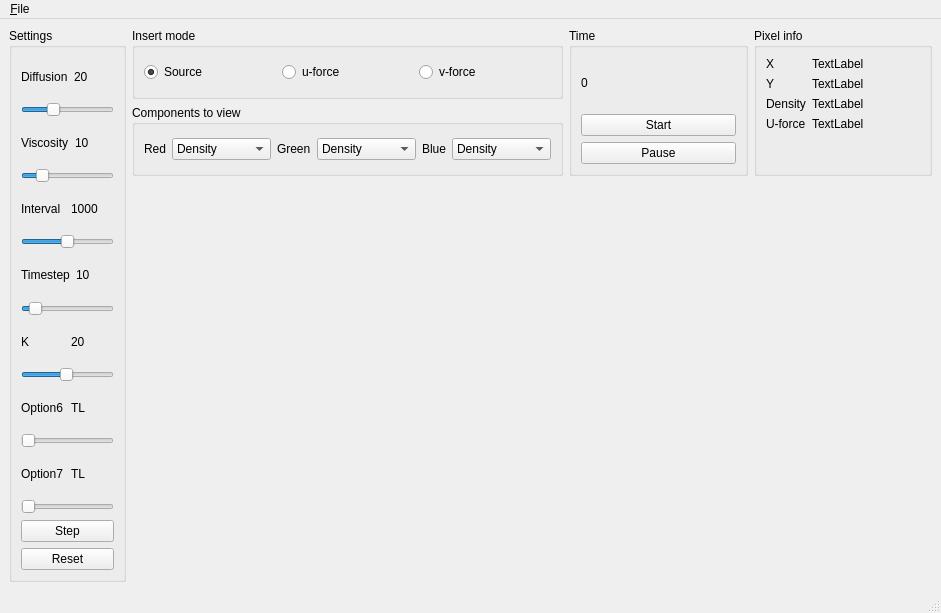
Above: FlowUI.ui from Blizzara/Flow before the change. Below: the same form after it.
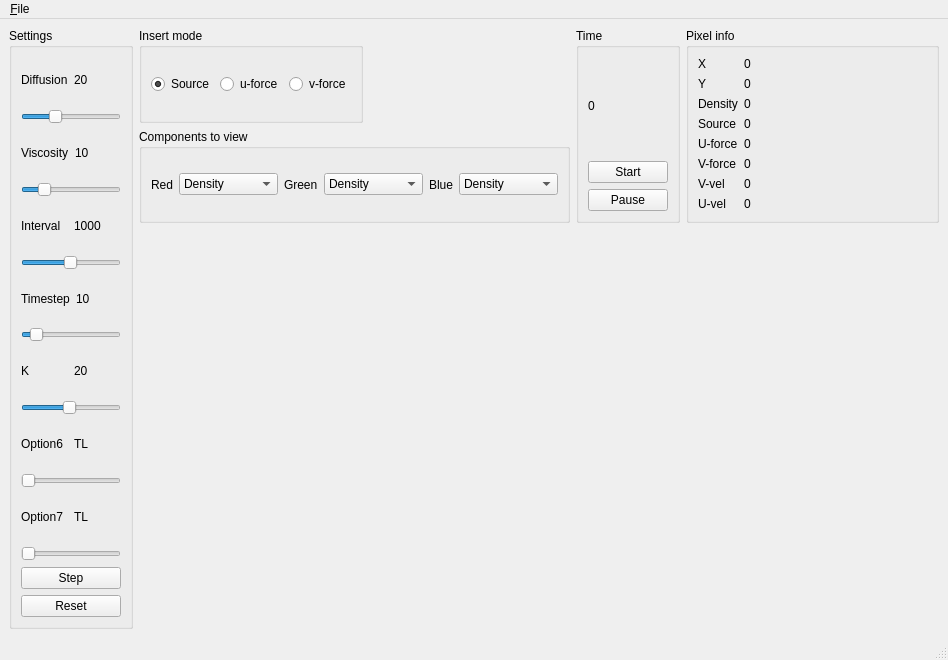
That is the form after the change. Custom widgets are drawn as their Qt base class.

Commit message: Make pixel info work

```diff
--- a/FlowUI.ui
+++ b/FlowUI.ui
@@ -6,7 +6,7 @@
    <rect>
     <x>0</x>
     <y>0</y>
-    <width>941</width>
+    <width>948</width>
     <height>613</height>
    </rect>
   </property>
@@ -275,6 +275,12 @@
          <layout class="QVBoxLayout" name="verticalLayout">
           <item>
            <widget class="QGroupBox" name="select_insert">
+            <property name="sizePolicy">
+             <sizepolicy hsizetype="Fixed" vsizetype="Preferred">
+              <horstretch>0</horstretch>
+              <verstretch>0</verstretch>
+             </sizepolicy>
+            </property>
             <property name="title">
              <string>Insert mode</string>
             </property>
@@ -308,6 +314,12 @@
           </item>
           <item>
            <widget class="QGroupBox" name="groupBox">
+            <property name="sizePolicy">
+             <sizepolicy hsizetype="Fixed" vsizetype="Preferred">
+              <horstretch>0</horstretch>
+              <verstretch>0</verstretch>
+             </sizepolicy>
+            </property>
             <property name="title">
              <string>Components to view</string>
             </property>
@@ -478,6 +490,12 @@
         </item>
         <item>
          <widget class="QGroupBox" name="groupbox_time">
+          <property name="sizePolicy">
+           <sizepolicy hsizetype="Fixed" vsizetype="Preferred">
+            <horstretch>0</horstretch>
+            <verstretch>0</verstretch>
+           </sizepolicy>
+          </property>
           <property name="title">
            <string>Time</string>
           </property>
@@ -508,6 +526,12 @@
         </item>
         <item>
          <widget class="QGroupBox" name="groupbox_pixelinfo">
+          <property name="sizePolicy">
+           <sizepolicy hsizetype="Expanding" vsizetype="Preferred">
+            <horstretch>0</horstretch>
+            <verstretch>0</verstretch>
+           </sizepolicy>
+          </property>
           <property name="title">
            <string>Pixel info</string>
           </property>
@@ -522,7 +546,7 @@
            <item row="0" column="1">
             <widget class="QLabel" name="label_2">
              <property name="text">
-              <string>TextLabel</string>
+              <string>0</string>
              </property>
             </widget>
            </item>
@@ -536,7 +560,7 @@
            <item row="1" column="1">
             <widget class="QLabel" name="label_4">
              <property name="text">
-              <string>TextLabel</string>
+              <string>0</string>
              </property>
             </widget>
            </item>
@@ -550,21 +574,77 @@
            <item row="2" column="1">
             <widget class="QLabel" name="label_14">
              <property name="text">
-              <string>TextLabel</string>
+              <string>0</string>
              </property>
             </widget>
            </item>
-           <item row="3" column="0">
-            <widget class="QLabel" name="label_15">
+           <item row="4" column="0">
+            <widget class="QLabel" name="label_pixinfo_ufor">
              <property name="text">
               <string>U-force</string>
              </property>
             </widget>
            </item>
+           <item row="4" column="1">
+            <widget class="QLabel" name="label_pixinfo_ufor_val">
+             <property name="text">
+              <string>0</string>
+             </property>
+            </widget>
+           </item>
+           <item row="5" column="0">
+            <widget class="QLabel" name="label_pixinfo_vfor">
+             <property name="text">
+              <string>V-force</string>
+             </property>
+            </widget>
+           </item>
+           <item row="5" column="1">
+            <widget class="QLabel" name="label_pixinfo_vfor_val">
+             <property name="text">
+              <string>0</string>
+             </property>
+            </widget>
+           </item>
+           <item row="6" column="0">
+            <widget class="QLabel" name="label_pixinfo_vvel">
+             <property name="text">
+              <string>V-vel</string>
+             </property>
+            </widget>
+           </item>
+           <item row="6" column="1">
+            <widget class="QLabel" name="label_pixinfo_vvel_val">
+             <property name="text">
+              <string>0</string>
+             </property>
+            </widget>
+           </item>
+           <item row="7" column="0">
+            <widget class="QLabel" name="label_pixinfo_uvel">
+             <property name="text">
+              <string>U-vel</string>
+             </property>
+            </widget>
+           </item>
+           <item row="7" column="1">
+            <widget class="QLabel" name="label_pixinfo_uvel_val">
+             <property name="text">
+              <string>0</string>
+             </property>
+            </widget>
+           </item>
+           <item row="3" column="0">
+            <widget class="QLabel" name="label_pixinfo_source">
+             <property name="text">
+              <string>Source</string>
+             </property>
+            </widget>
+           </item>
            <item row="3" column="1">
             <widget class="QLabel" name="label_16">
              <property name="text">
-              <string>TextLabel</string>
+              <string>0</string>
              </property>
             </widget>
            </item>
@@ -604,7 +684,7 @@
     <rect>
      <x>0</x>
      <y>0</y>
-     <width>941</width>
+     <width>948</width>
      <height>25</height>
     </rect>
    </property>
```
Left out of the diff: 196 changed lines with no effect on the pictures. The commit also changes 2 other files.
